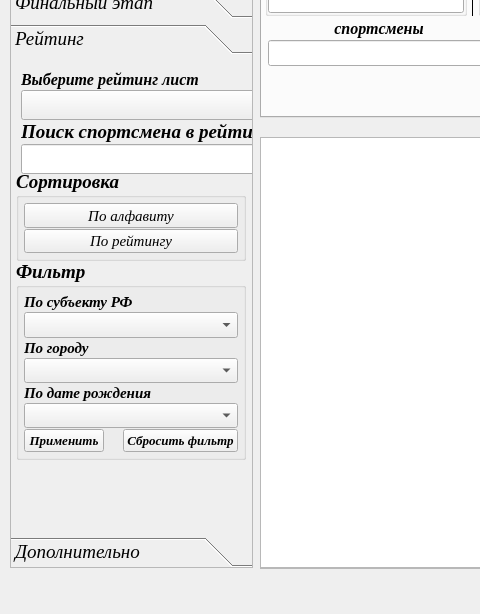
Old version of the form UI/main_window.ui in the repository Kaspar0810/Competitions_TT_SQL; both pictures show x 0 to 480 and y 213 to 827 of the 1111 by 827 pixel window.
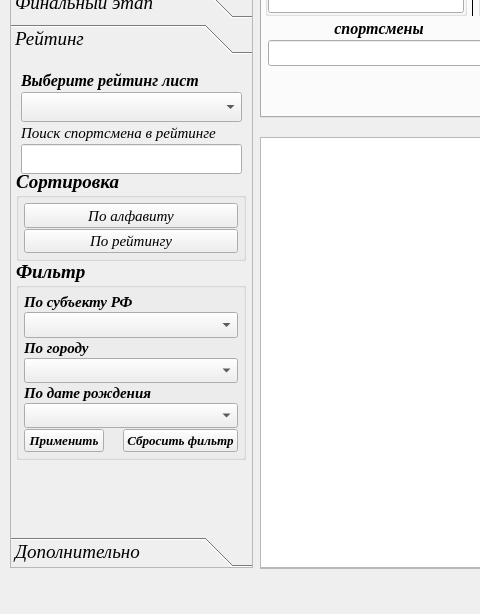
New version of the form. The open tabs and pages were chosen to show the change.

Patch:
```diff
--- a/UI/main_window.ui
+++ b/UI/main_window.ui
@@ -6995,7 +6995,7 @@
        <x>0</x>
        <y>0</y>
        <width>241</width>
-       <height>487</height>
+       <height>479</height>
       </rect>
      </property>
      <attribute name="label">
@@ -7074,7 +7074,7 @@
        <rect>
         <x>10</x>
         <y>10</y>
-        <width>266</width>
+        <width>221</width>
         <height>104</height>
        </rect>
       </property>
@@ -7131,9 +7131,10 @@
            <property name="font">
             <font>
              <family>Times New Roman</family>
-             <weight>75</weight>
+             <pointsize>11</pointsize>
+             <weight>50</weight>
              <italic>true</italic>
-             <bold>true</bold>
+             <bold>false</bold>
             </font>
            </property>
            <property name="text">
```
Left out of the diff: 18 changed lines with no effect on the pictures.
